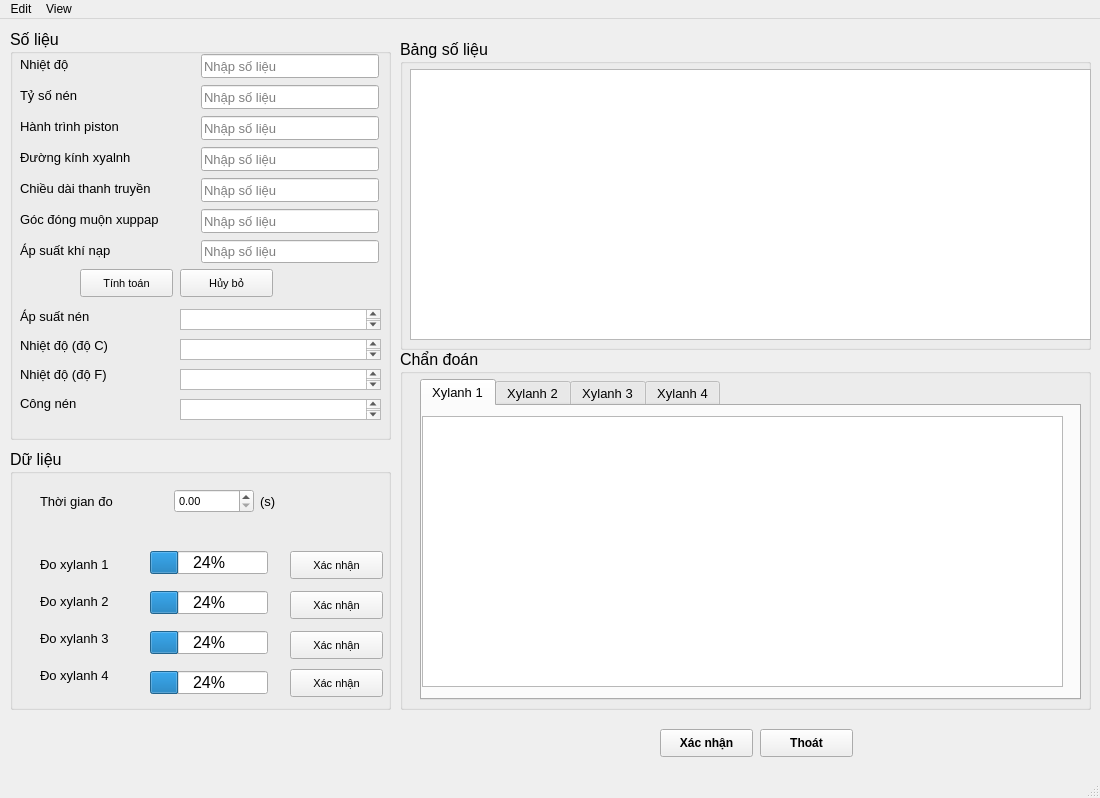
First picture: the form in GUI/GUImain.ui, repository Vuchauduytung/LuanVan, before the edit.
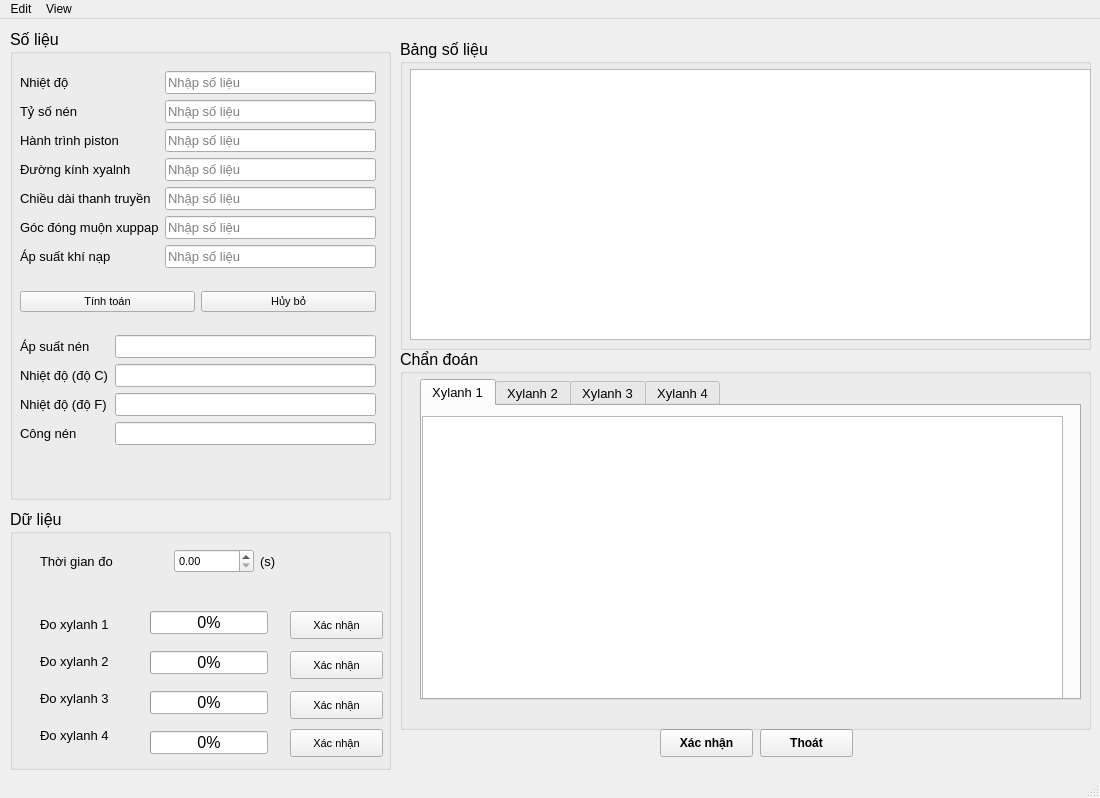
Second picture: the form after the edit.

The edit to the form file:
```diff
--- a/GUI/GUImain.ui
+++ b/GUI/GUImain.ui
@@ -20,7 +20,7 @@
       <x>10</x>
       <y>10</y>
       <width>381</width>
-      <height>411</height>
+      <height>471</height>
      </rect>
     </property>
     <property name="font">
@@ -31,15 +31,20 @@
     <property name="title">
      <string>Số liệu</string>
     </property>
-    <widget class="QLineEdit" name="LE_xup_cor">
+    <widget class="QWidget" name="layoutWidget">
      <property name="geometry">
       <rect>
-       <x>191</x>
-       <y>180</y>
-       <width>178</width>
-       <height>24</height>
+       <x>10</x>
+       <y>25</y>
+       <width>356</width>
+       <height>408</height>
       </rect>
      </property>
+     <layout class="QGridLayout" name="LT_foreseen">
+      <item row="0" column="0" colspan="2">
+       <layout class="QGridLayout" name="LT_input">
+        <item row="3" column="1">
+         <widget class="QLineEdit" name="LE_cyl_dm">
      <property name="font">
       <font>
        <pointsize>10</pointsize>
@@ -49,15 +54,9 @@
       <string>Nhập số liệu</string>
      </property>
     </widget>
+        </item>
+        <item row="2" column="0">
     <widget class="QLabel" name="label_piston_jour">
-     <property name="geometry">
-      <rect>
-       <x>10</x>
-       <y>87</y>
-       <width>141</width>
-       <height>21</height>
-      </rect>
-     </property>
      <property name="font">
       <font>
        <pointsize>10</pointsize>
@@ -67,159 +66,21 @@
       <string>Hành trình piston</string>
      </property>
     </widget>
-    <widget class="QLabel" name="label_comp_rat">
-     <property name="geometry">
-      <rect>
-       <x>10</x>
-       <y>56</y>
-       <width>72</width>
-       <height>21</height>
-      </rect>
-     </property>
+        </item>
+        <item row="1" column="1">
+         <widget class="QLineEdit" name="LE_comp_rat">
      <property name="font">
       <font>
        <pointsize>10</pointsize>
       </font>
      </property>
-     <property name="text">
-      <string>Tỷ số nén</string>
-     </property>
-    </widget>
-    <widget class="QLineEdit" name="LE_cyl_dm">
-     <property name="geometry">
-      <rect>
-       <x>191</x>
-       <y>118</y>
-       <width>178</width>
-       <height>24</height>
-      </rect>
-     </property>
-     <property name="font">
-      <font>
-       <pointsize>10</pointsize>
-      </font>
-     </property>
      <property name="placeholderText">
       <string>Nhập số liệu</string>
      </property>
     </widget>
-    <widget class="QLabel" name="label_cyl_dm">
-     <property name="geometry">
-      <rect>
-       <x>10</x>
-       <y>118</y>
-       <width>136</width>
-       <height>21</height>
-      </rect>
-     </property>
-     <property name="font">
-      <font>
-       <pointsize>10</pointsize>
-      </font>
-     </property>
-     <property name="text">
-      <string>Đường kính xyalnh</string>
-     </property>
-    </widget>
-    <widget class="QLineEdit" name="LE_air_press">
-     <property name="geometry">
-      <rect>
-       <x>191</x>
-       <y>211</y>
-       <width>178</width>
-       <height>23</height>
-      </rect>
-     </property>
-     <property name="font">
-      <font>
-       <pointsize>10</pointsize>
-      </font>
-     </property>
-     <property name="placeholderText">
-      <string>Nhập số liệu</string>
-     </property>
-    </widget>
-    <widget class="QLineEdit" name="LE_extTem">
-     <property name="geometry">
-      <rect>
-       <x>191</x>
-       <y>25</y>
-       <width>178</width>
-       <height>24</height>
-      </rect>
-     </property>
-     <property name="font">
-      <font>
-       <pointsize>10</pointsize>
-      </font>
-     </property>
-     <property name="placeholderText">
-      <string>Nhập số liệu</string>
-     </property>
-    </widget>
-    <widget class="QLineEdit" name="LE_piston_jour">
-     <property name="geometry">
-      <rect>
-       <x>191</x>
-       <y>87</y>
-       <width>178</width>
-       <height>24</height>
-      </rect>
-     </property>
-     <property name="font">
-      <font>
-       <pointsize>10</pointsize>
-      </font>
-     </property>
-     <property name="placeholderText">
-      <string>Nhập số liệu</string>
-     </property>
-    </widget>
-    <widget class="QLineEdit" name="LE_rod_len">
-     <property name="geometry">
-      <rect>
-       <x>191</x>
-       <y>149</y>
-       <width>178</width>
-       <height>24</height>
-      </rect>
-     </property>
-     <property name="font">
-      <font>
-       <pointsize>10</pointsize>
-      </font>
-     </property>
-     <property name="placeholderText">
-      <string>Nhập số liệu</string>
-     </property>
-    </widget>
-    <widget class="QLabel" name="label_extTem">
-     <property name="geometry">
-      <rect>
-       <x>10</x>
-       <y>25</y>
-       <width>63</width>
-       <height>21</height>
-      </rect>
-     </property>
-     <property name="font">
-      <font>
-       <pointsize>10</pointsize>
-      </font>
-     </property>
-     <property name="text">
-      <string>Nhiệt độ</string>
-     </property>
-    </widget>
+        </item>
+        <item row="4" column="0">
     <widget class="QLabel" name="label_rod_len">
-     <property name="geometry">
-      <rect>
-       <x>10</x>
-       <y>149</y>
-       <width>167</width>
-       <height>21</height>
-      </rect>
-     </property>
      <property name="font">
       <font>
        <pointsize>10</pointsize>
@@ -229,15 +90,21 @@
       <string>Chiều dài thanh truyền</string>
      </property>
     </widget>
+        </item>
+        <item row="5" column="1">
+         <widget class="QLineEdit" name="LE_xup_cor">
+          <property name="font">
+           <font>
+            <pointsize>10</pointsize>
+           </font>
+          </property>
+          <property name="placeholderText">
+           <string>Nhập số liệu</string>
+          </property>
+         </widget>
+        </item>
+        <item row="6" column="0">
     <widget class="QLabel" name="label_air_press">
-     <property name="geometry">
-      <rect>
-       <x>10</x>
-       <y>211</y>
-       <width>115</width>
-       <height>21</height>
-      </rect>
-     </property>
      <property name="font">
       <font>
        <pointsize>10</pointsize>
@@ -247,15 +114,9 @@
       <string>Áp suất khí nạp</string>
      </property>
     </widget>
-    <widget class="QLineEdit" name="LE_comp_rat">
-     <property name="geometry">
-      <rect>
-       <x>191</x>
-       <y>56</y>
-       <width>178</width>
-       <height>24</height>
-      </rect>
-     </property>
+        </item>
+        <item row="6" column="1">
+         <widget class="QLineEdit" name="LE_air_press">
      <property name="font">
       <font>
        <pointsize>10</pointsize>
@@ -265,15 +126,9 @@
       <string>Nhập số liệu</string>
      </property>
     </widget>
+        </item>
+        <item row="5" column="0">
     <widget class="QLabel" name="label_xup_cor">
-     <property name="geometry">
-      <rect>
-       <x>10</x>
-       <y>180</y>
-       <width>174</width>
-       <height>21</height>
-      </rect>
-     </property>
      <property name="font">
       <font>
        <pointsize>10</pointsize>
@@ -283,33 +138,83 @@
       <string>Góc đóng muộn xuppap</string>
      </property>
     </widget>
-    <widget class="QPushButton" name="BT_clear">
-     <property name="geometry">
-      <rect>
-       <x>170</x>
-       <y>240</y>
-       <width>93</width>
-       <height>28</height>
-      </rect>
-     </property>
+        </item>
+        <item row="0" column="1">
+         <widget class="QLineEdit" name="LE_extTem">
+          <property name="font">
+           <font>
+            <pointsize>10</pointsize>
+           </font>
+          </property>
+          <property name="placeholderText">
+           <string>Nhập số liệu</string>
+          </property>
+         </widget>
+        </item>
+        <item row="4" column="1">
+         <widget class="QLineEdit" name="LE_rod_len">
      <property name="font">
       <font>
-       <pointsize>8</pointsize>
-      </font>
-     </property>
+            <pointsize>10</pointsize>
+           </font>
+          </property>
+          <property name="placeholderText">
+           <string>Nhập số liệu</string>
+          </property>
+         </widget>
+        </item>
+        <item row="3" column="0">
+         <widget class="QLabel" name="label_cyl_dm">
+          <property name="font">
+           <font>
+            <pointsize>10</pointsize>
+           </font>
+          </property>
      <property name="text">
-      <string>Hủy bỏ</string>
-     </property>
-    </widget>
+           <string>Đường kính xyalnh</string>
+          </property>
+         </widget>
+        </item>
+        <item row="1" column="0">
+         <widget class="QLabel" name="label_comp_rat">
+          <property name="font">
+           <font>
+            <pointsize>10</pointsize>
+           </font>
+          </property>
+          <property name="text">
+           <string>Tỷ số nén</string>
+          </property>
+         </widget>
+        </item>
+        <item row="2" column="1">
+         <widget class="QLineEdit" name="LE_piston_jour">
+          <property name="font">
+           <font>
+            <pointsize>10</pointsize>
+           </font>
+          </property>
+          <property name="placeholderText">
+           <string>Nhập số liệu</string>
+          </property>
+         </widget>
+        </item>
+        <item row="0" column="0">
+         <widget class="QLabel" name="label_extTem">
+          <property name="font">
+           <font>
+            <pointsize>10</pointsize>
+           </font>
+          </property>
+          <property name="text">
+           <string>Nhiệt độ</string>
+          </property>
+         </widget>
+        </item>
+       </layout>
+      </item>
+      <item row="1" column="0">
     <widget class="QPushButton" name="BT_math">
-     <property name="geometry">
-      <rect>
-       <x>70</x>
-       <y>240</y>
-       <width>93</width>
-       <height>28</height>
-      </rect>
-     </property>
      <property name="font">
       <font>
        <pointsize>8</pointsize>
@@ -319,33 +224,23 @@
       <string>Tính toán</string>
      </property>
     </widget>
-    <widget class="QLabel" name="label_Comp_temp_F">
-     <property name="geometry">
-      <rect>
-       <x>10</x>
-       <y>335</y>
-       <width>115</width>
-       <height>21</height>
-      </rect>
-     </property>
+      </item>
+      <item row="1" column="1">
+       <widget class="QPushButton" name="BT_clear">
      <property name="font">
       <font>
-       <pointsize>10</pointsize>
+          <pointsize>8</pointsize>
       </font>
      </property>
      <property name="text">
-      <string>Nhiệt độ (độ F)</string>
-     </property>
-    </widget>
+         <string>Hủy bỏ</string>
+        </property>
+       </widget>
+      </item>
+      <item row="2" column="0" colspan="2">
+       <layout class="QGridLayout" name="gridLayout_4">
+        <item row="0" column="0">
     <widget class="QLabel" name="label_Compression">
-     <property name="geometry">
-      <rect>
-       <x>10</x>
-       <y>277</y>
-       <width>89</width>
-       <height>21</height>
-      </rect>
-     </property>
      <property name="font">
       <font>
        <pointsize>10</pointsize>
@@ -355,15 +250,24 @@
       <string>Áp suất nén</string>
      </property>
     </widget>
+        </item>
+        <item row="0" column="1">
+         <widget class="QLineEdit" name="LE_Compression">
+          <property name="font">
+           <font>
+            <pointsize>10</pointsize>
+           </font>
+          </property>
+          <property name="readOnly">
+           <bool>true</bool>
+          </property>
+          <property name="placeholderText">
+           <string/>
+          </property>
+         </widget>
+        </item>
+        <item row="1" column="0">
     <widget class="QLabel" name="label_Comp_temp_C">
-     <property name="geometry">
-      <rect>
-       <x>10</x>
-       <y>306</y>
-       <width>116</width>
-       <height>21</height>
-      </rect>
-     </property>
      <property name="font">
       <font>
        <pointsize>10</pointsize>
@@ -373,15 +277,51 @@
       <string>Nhiệt độ (độ C)</string>
      </property>
     </widget>
+        </item>
+        <item row="1" column="1">
+         <widget class="QLineEdit" name="LE_Comp_temp_C">
+          <property name="font">
+           <font>
+            <pointsize>10</pointsize>
+           </font>
+          </property>
+          <property name="readOnly">
+           <bool>true</bool>
+          </property>
+          <property name="placeholderText">
+           <string/>
+          </property>
+         </widget>
+        </item>
+        <item row="2" column="0">
+         <widget class="QLabel" name="label_Comp_temp_F">
+          <property name="font">
+           <font>
+            <pointsize>10</pointsize>
+           </font>
+          </property>
+          <property name="text">
+           <string>Nhiệt độ (độ F)</string>
+          </property>
+         </widget>
+        </item>
+        <item row="2" column="1">
+         <widget class="QLineEdit" name="LE_Comp_temp_F">
+          <property name="font">
+           <font>
+            <pointsize>10</pointsize>
+           </font>
+          </property>
+          <property name="readOnly">
+           <bool>true</bool>
+          </property>
+          <property name="placeholderText">
+           <string/>
+          </property>
+         </widget>
+        </item>
+        <item row="3" column="0">
     <widget class="QLabel" name="label_watt">
-     <property name="geometry">
-      <rect>
-       <x>10</x>
-       <y>364</y>
-       <width>69</width>
-       <height>21</height>
-      </rect>
-     </property>
      <property name="font">
       <font>
        <pointsize>10</pointsize>
@@ -391,52 +331,32 @@
       <string>Công nén</string>
      </property>
     </widget>
-    <widget class="QTextEdit" name="TE_Compression">
-     <property name="geometry">
-      <rect>
-       <x>170</x>
-       <y>280</y>
-       <width>201</width>
-       <height>21</height>
-      </rect>
-     </property>
-    </widget>
-    <widget class="QTextEdit" name="TE_Comp_temp_C">
-     <property name="geometry">
-      <rect>
-       <x>170</x>
-       <y>310</y>
-       <width>201</width>
-       <height>21</height>
-      </rect>
-     </property>
-    </widget>
-    <widget class="QTextEdit" name="TE_Comp_temp_F">
-     <property name="geometry">
-      <rect>
-       <x>170</x>
-       <y>340</y>
-       <width>201</width>
-       <height>21</height>
-      </rect>
-     </property>
-    </widget>
-    <widget class="QTextEdit" name="TE_watt">
-     <property name="geometry">
-      <rect>
-       <x>170</x>
-       <y>370</y>
-       <width>201</width>
-       <height>21</height>
-      </rect>
-     </property>
+        </item>
+        <item row="3" column="1">
+         <widget class="QLineEdit" name="LE_watt">
+          <property name="font">
+           <font>
+            <pointsize>10</pointsize>
+           </font>
+          </property>
+          <property name="readOnly">
+           <bool>true</bool>
+          </property>
+          <property name="placeholderText">
+           <string/>
+          </property>
+         </widget>
+        </item>
+       </layout>
+      </item>
+     </layout>
     </widget>
    </widget>
    <widget class="QGroupBox" name="GB_data">
     <property name="geometry">
      <rect>
       <x>10</x>
-      <y>430</y>
+      <y>490</y>
       <width>381</width>
       <height>261</height>
      </rect>
@@ -495,7 +415,7 @@
       </rect>
      </property>
      <property name="value">
-      <number>24</number>
+      <number>0</number>
      </property>
     </widget>
     <widget class="QLabel" name="label_xylanh1">
@@ -526,7 +446,7 @@
       </rect>
      </property>
      <property name="value">
-      <number>24</number>
+      <number>0</number>
      </property>
     </widget>
     <widget class="QProgressBar" name="PB_xylanh3">
@@ -539,7 +459,7 @@
       </rect>
      </property>
      <property name="value">
-      <number>24</number>
+      <number>0</number>
      </property>
     </widget>
     <widget class="QPushButton" name="BT_measure_xylanh2">
@@ -624,7 +544,7 @@
       </rect>
      </property>
      <property name="value">
-      <number>24</number>
+      <number>0</number>
      </property>
     </widget>
     <widget class="QLabel" name="label_xylanh3">
@@ -769,7 +689,7 @@
       <x>400</x>
       <y>330</y>
       <width>691</width>
-      <height>361</height>
+      <height>381</height>
      </rect>
     </property>
     <property name="font">
@@ -807,7 +727,7 @@
          <x>0</x>
          <y>10</y>
          <width>641</width>
-         <height>271</height>
+         <height>301</height>
         </rect>
        </property>
       </widget>
```
Lines whose indentation alone changed are shown as unchanged.
